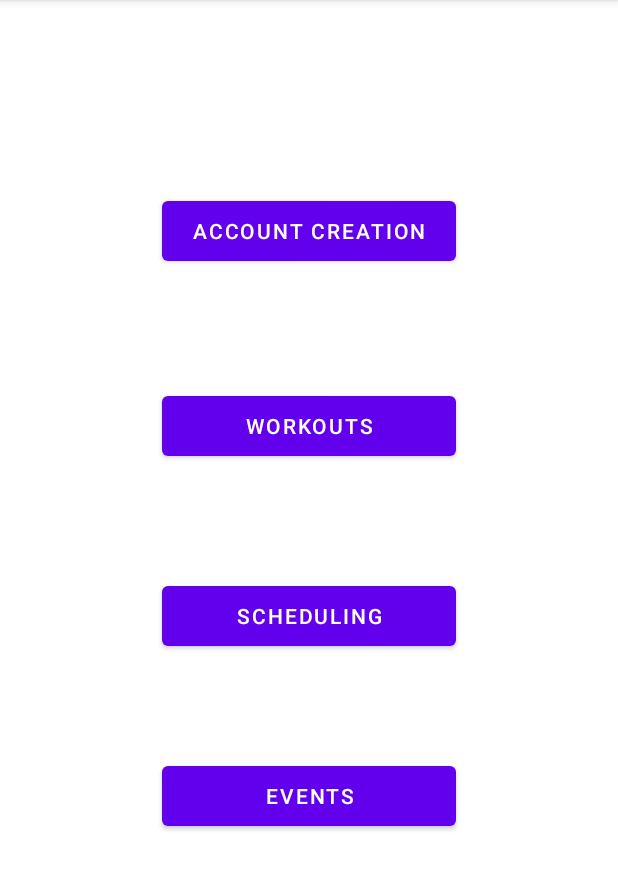
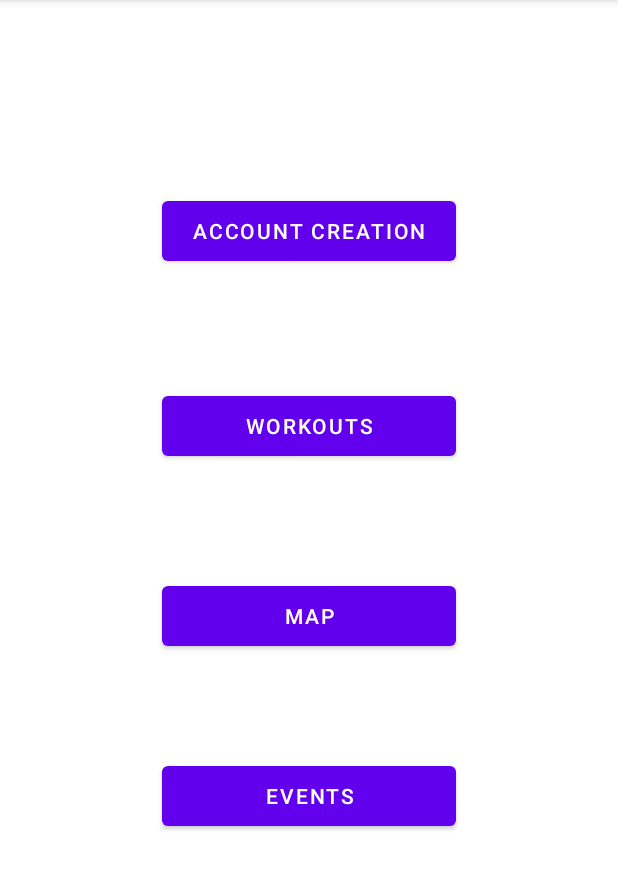
Before and after one commit to TJustinConner/2021Capstone, an Android app: the screen it shows after launch (MainActivity), on a phone screen of 412 x 824 dp, the part 84-974 px from its top. Run offline under Robolectric (Android 15) with nearby library versions, the phone set to English and light mode, and no system bars.

Commit message:
changed button name to "Map"
forgot to change the button name on the main screen from "Schedule" to "Map"

```diff
--- a/CampusNavigation/app/src/main/res/values/strings.xml
+++ b/CampusNavigation/app/src/main/res/values/strings.xml
@@ -2,7 +2,7 @@
     <string name="app_name">CampusNavigation</string>
     <string name="account_creation_btn_txt">Account Creation</string>
     <string name="Workouts_Btn_Text">Workouts</string>
-    <string name="SchedulingButtonText">Scheduling</string>
+    <string name="SchedulingButtonText">Map</string>
     <string name="EventsButtonText">Events</string>
     <string name="AccountCreationPage">Account Creation</string>
     <string name="email">Email</string>
```
